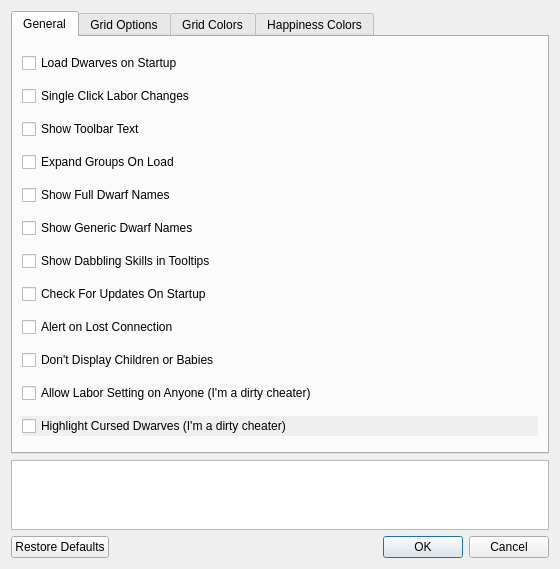
Qt form ui/optionsmenu.ui (Dwarf-Therapist/Dwarf-Therapist) before a commit.
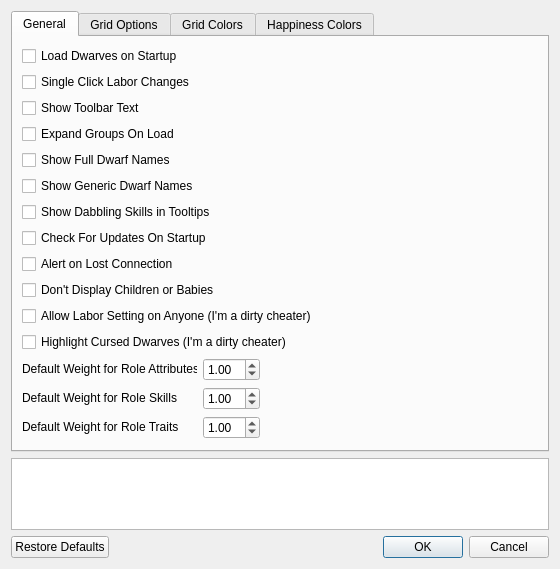
The same form after that commit. Icons and pictures are not drawn.

Commit message: - removed the labels for strength, agility, etc. on the dwarf details pane, and added a new table for attributes similar to traits and skills.

Diff of the .ui file:
```diff
--- a/ui/optionsmenu.ui
+++ b/ui/optionsmenu.ui
@@ -20,7 +20,7 @@
    <iconset resource="../images.qrc">
     <normaloff>:/img/color_wheel.png</normaloff>:/img/color_wheel.png</iconset>
   </property>
-  <layout class="QVBoxLayout" name="vbox" stretch="20,1,1">
+  <layout class="QVBoxLayout" name="vbox" stretch="0,1,1">
    <item>
     <widget class="QTabWidget" name="tabWidget">
      <property name="statusTip">
@@ -211,13 +211,182 @@
           <string>When checked, highlights cursed dwarves, such as vampires and werebeasts and adds a description in the tooltip. &lt;font color=red&gt;&lt;b&gt;Note: this change will not take effect until the next full read of dwarves occurrs!&lt;/font&gt;&lt;/b&gt;</string>
          </property>
          <property name="autoFillBackground">
-          <bool>true</bool>
+          <bool>false</bool>
          </property>
          <property name="text">
           <string>Highlight Cursed Dwarves (I'm a dirty cheater)</string>
          </property>
         </widget>
        </item>
+       <item>
+        <layout class="QVBoxLayout" name="verticalLayout_3">
+         <item>
+          <layout class="QHBoxLayout" name="horizontalLayout_6">
+           <item>
+            <widget class="QLabel" name="lbl_attributes">
+             <property name="sizePolicy">
+              <sizepolicy hsizetype="Preferred" vsizetype="Preferred">
+               <horstretch>0</horstretch>
+               <verstretch>0</verstretch>
+              </sizepolicy>
+             </property>
+             <property name="minimumSize">
+              <size>
+               <width>175</width>
+               <height>20</height>
+              </size>
+             </property>
+             <property name="maximumSize">
+              <size>
+               <width>175</width>
+               <height>20</height>
+              </size>
+             </property>
+             <property name="text">
+              <string>Default Weight for Role Attributes</string>
+             </property>
+            </widget>
+           </item>
+           <item>
+            <widget class="QDoubleSpinBox" name="dsb_attribute_weight">
+             <property name="statusTip">
+              <string>This is the default role attribute weight. Attribute weights can be overridden in the Dwarf Therapist.ini.</string>
+             </property>
+             <property name="singleStep">
+              <double>0.250000000000000</double>
+             </property>
+             <property name="value">
+              <double>1.000000000000000</double>
+             </property>
+            </widget>
+           </item>
+           <item>
+            <spacer name="spacer_attribute">
+             <property name="orientation">
+              <enum>Qt::Horizontal</enum>
+             </property>
+             <property name="sizeHint" stdset="0">
+              <size>
+               <width>40</width>
+               <height>20</height>
+              </size>
+             </property>
+            </spacer>
+           </item>
+          </layout>
+         </item>
+         <item>
+          <layout class="QHBoxLayout" name="horizontalLayout_8">
+           <item>
+            <widget class="QLabel" name="lbl_skills">
+             <property name="sizePolicy">
+              <sizepolicy hsizetype="Minimum" vsizetype="Fixed">
+               <horstretch>0</horstretch>
+               <verstretch>0</verstretch>
+              </sizepolicy>
+             </property>
+             <property name="minimumSize">
+              <size>
+               <width>175</width>
+               <height>20</height>
+              </size>
+             </property>
+             <property name="maximumSize">
+              <size>
+               <width>175</width>
+               <height>20</height>
+              </size>
+             </property>
+             <property name="text">
+              <string>Default Weight for Role Skills</string>
+             </property>
+            </widget>
+           </item>
+           <item>
+            <widget class="QDoubleSpinBox" name="dsb_skill_weight">
+             <property name="statusTip">
+              <string>This is the default role skill weight. Skill weights can be overridden in the Dwarf Therapist.ini.</string>
+             </property>
+             <property name="singleStep">
+              <double>0.250000000000000</double>
+             </property>
+             <property name="value">
+              <double>1.000000000000000</double>
+             </property>
+            </widget>
+           </item>
+           <item>
+            <spacer name="spacer_skills">
+             <property name="orientation">
+              <enum>Qt::Horizontal</enum>
+             </property>
+             <property name="sizeHint" stdset="0">
+              <size>
+               <width>400</width>
+               <height>20</height>
+              </size>
+             </property>
+            </spacer>
+           </item>
+          </layout>
+         </item>
+         <item>
+          <layout class="QHBoxLayout" name="horizontalLayout_9">
+           <item>
+            <widget class="QLabel" name="lbl_traits">
+             <property name="sizePolicy">
+              <sizepolicy hsizetype="Preferred" vsizetype="Fixed">
+               <horstretch>0</horstretch>
+               <verstretch>0</verstretch>
+              </sizepolicy>
+             </property>
+             <property name="minimumSize">
+              <size>
+               <width>175</width>
+               <height>20</height>
+              </size>
+             </property>
+             <property name="maximumSize">
+              <size>
+               <width>175</width>
+               <height>20</height>
+              </size>
+             </property>
+             <property name="text">
+              <string>Default Weight for Role Traits</string>
+             </property>
+            </widget>
+           </item>
+           <item>
+            <widget class="QDoubleSpinBox" name="dsb_trait_weight">
+             <property name="statusTip">
+              <string>This is the default role trait weight. Trait weights can be overridden in the Dwarf Therapist.ini.</string>
+             </property>
+             <property name="singleStep">
+              <double>0.250000000000000</double>
+             </property>
+             <property name="value">
+              <double>1.000000000000000</double>
+             </property>
+            </widget>
+           </item>
+           <item>
+            <spacer name="spacer_traits">
+             <property name="orientation">
+              <enum>Qt::Horizontal</enum>
+             </property>
+             <property name="sizeHint" stdset="0">
+              <size>
+               <width>40</width>
+               <height>20</height>
+              </size>
+             </property>
+            </spacer>
+           </item>
+          </layout>
+         </item>
+        </layout>
+       </item>
       </layout>
      </widget>
      <widget class="QWidget" name="tab_grid_options">
```
The commit also changes 26 other files.
